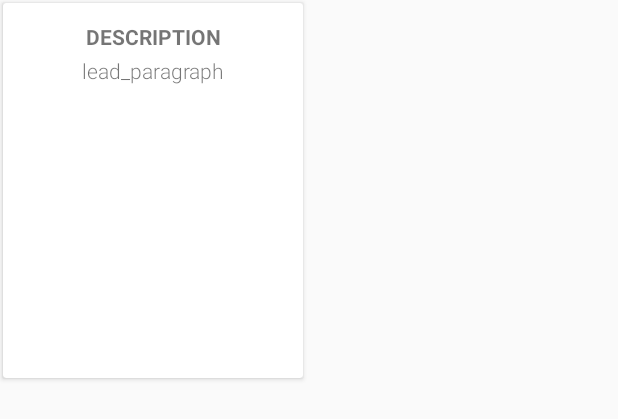
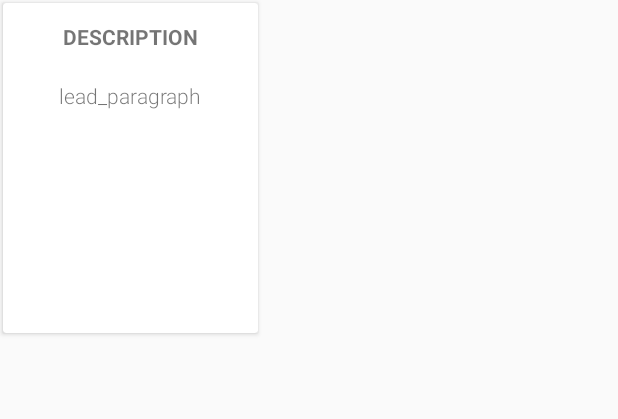
Before and after one commit to tahn98/NewYorkTime, an Android app: the layout article_widget_noimage.xml on its own in the app's theme, with its tools: preview values and no code run, on a phone screen of 412 x 824 dp. Shown: the top 419 px of the screen. Run offline under Robolectric (Android 15) with nearby library versions, the phone set to English and light mode, and no system bars.

Commit message:
first_commit

```diff
--- a/app/src/main/AndroidManifest.xml
+++ b/app/src/main/AndroidManifest.xml
@@ -15,7 +15,7 @@
         <activity android:name=".feature.WebView.WebViewActivity"></activity>
         <activity
             android:name=".feature.Main.MainActivity"
-            android:label="NEW YORK TIME NEWS">
+            android:label="NEW YORK TIME">
             <intent-filter>
                 <action android:name="android.intent.action.MAIN" />
 
--- a/app/src/main/res/layout/article_widget.xml
+++ b/app/src/main/res/layout/article_widget.xml
@@ -1,7 +1,7 @@
 <?xml version="1.0" encoding="utf-8"?>
 <androidx.cardview.widget.CardView xmlns:android="http://schemas.android.com/apk/res/android"
-    android:layout_width="200dp"
-    android:layout_height="250dp"
+    android:layout_width="170dp"
+    android:layout_height="220dp"
     xmlns:app="http://schemas.android.com/apk/res-auto"
     app:contentPadding="@dimen/cardview_compat_inset_shadow"
     app:cardElevation="2dp"
--- a/app/src/main/res/layout/article_widget_noimage.xml
+++ b/app/src/main/res/layout/article_widget_noimage.xml
@@ -1,7 +1,7 @@
 <?xml version="1.0" encoding="utf-8"?>
 <androidx.cardview.widget.CardView xmlns:android="http://schemas.android.com/apk/res/android"
-    android:layout_width="200dp"
-    android:layout_height="250dp"
+    android:layout_width="170dp"
+    android:layout_height="220dp"
     xmlns:app="http://schemas.android.com/apk/res-auto"
     app:contentPadding="@dimen/cardview_compat_inset_shadow"
     app:cardElevation="2dp"
@@ -27,7 +27,7 @@
         <TextView
             android:maxLines="4"
             android:id="@+id/lead_paragraph"
-            android:layout_marginTop="3dp"
+            android:layout_marginTop="20dp"
             android:text="lead_paragraph"
             android:textAlignment="center"
             android:fontFamily="sans-serif-light"
```
Also changed, not shown: app/src/main/java/com/tahn/article_nyt/feature/Main/MainActivity.kt (+0 -9 lines).
